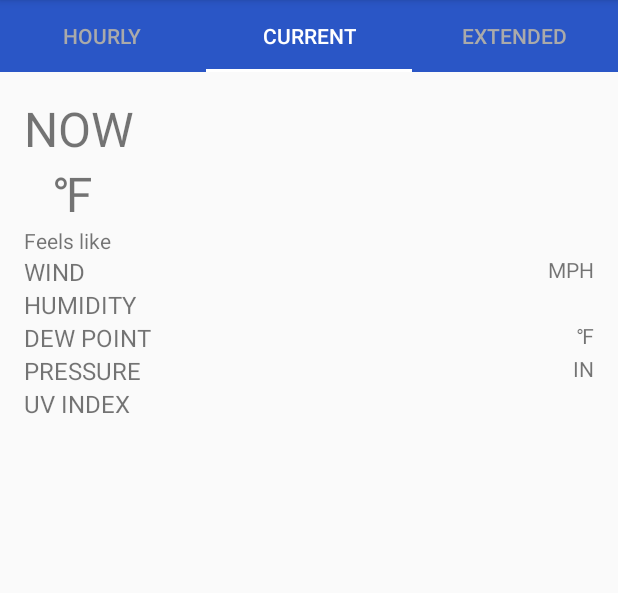
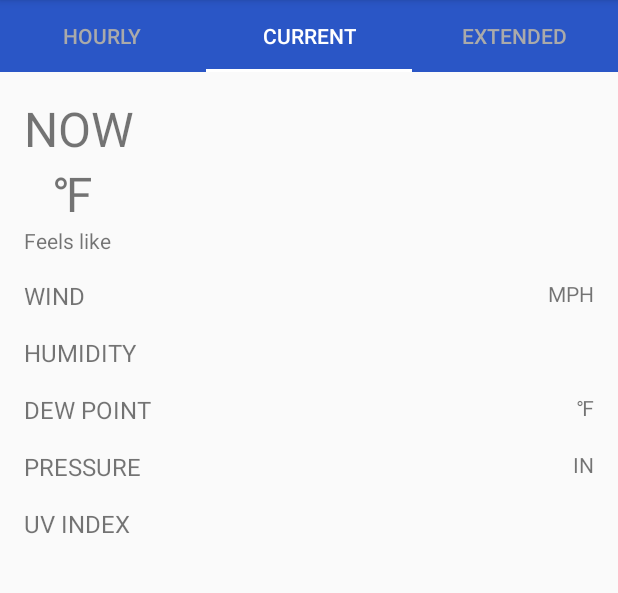
Before and after one commit to emkell2/SFWeather, an Android app: the screen it shows after launch (WeatherActivity), tab 2 chosen, on a phone screen of 412 x 824 dp, the part 84-677 px from its top. Run offline under Robolectric (Android 15) with nearby library versions, the phone set to English and light mode, and no system bars; libraries missing offline, so code that uses them is left out: com.jayway.jsonpath; 46 statements that could not run were skipped.

Commit message:
layout edits.

```diff
--- a/app/src/main/res/layout/fragment_details.xml
+++ b/app/src/main/res/layout/fragment_details.xml
@@ -27,6 +27,7 @@
             android:id="@+id/rlTemp"
             android:layout_width="match_parent"
             android:layout_height="wrap_content"
+            android:layout_marginBottom="8dp"
             android:layout_below="@id/tvNowTitle">
 
             <LinearLayout
@@ -69,7 +70,8 @@
                     android:id="@+id/tvConditionDesc"
                     android:layout_width="wrap_content"
                     android:layout_height="wrap_content"
-                    android:layout_gravity="center" />
+                    android:layout_gravity="center"
+                    android:textAllCaps="true"/>
             </LinearLayout>
 
         </RelativeLayout>
@@ -78,6 +80,8 @@
             android:id="@+id/rlWind"
             android:layout_width="match_parent"
             android:layout_height="wrap_content"
+            android:layout_marginTop="8dp"
+            android:layout_marginBottom="8dp"
             android:layout_below="@id/rlTemp">
 
             <TextView
@@ -98,6 +102,8 @@
             android:id="@+id/rlHumidity"
             android:layout_width="match_parent"
             android:layout_height="wrap_content"
+            android:layout_marginTop="8dp"
+            android:layout_marginBottom="8dp"
             android:layout_below="@id/rlWind">
 
             <TextView
@@ -118,6 +124,8 @@
             android:id="@+id/rlDewPoint"
             android:layout_width="match_parent"
             android:layout_height="wrap_content"
+            android:layout_marginTop="8dp"
+            android:layout_marginBottom="8dp"
             android:layout_below="@id/rlHumidity">
 
             <TextView
@@ -138,6 +146,8 @@
             android:id="@+id/rlPressure"
             android:layout_width="match_parent"
             android:layout_height="wrap_content"
+            android:layout_marginTop="8dp"
+            android:layout_marginBottom="8dp"
             android:layout_below="@id/rlDewPoint">
 
             <TextView
@@ -158,6 +168,8 @@
             android:id="@+id/rlUVIndex"
             android:layout_width="match_parent"
             android:layout_height="wrap_content"
+            android:layout_marginTop="8dp"
+            android:layout_marginBottom="8dp"
             android:layout_below="@id/rlPressure">
 
             <TextView
```
